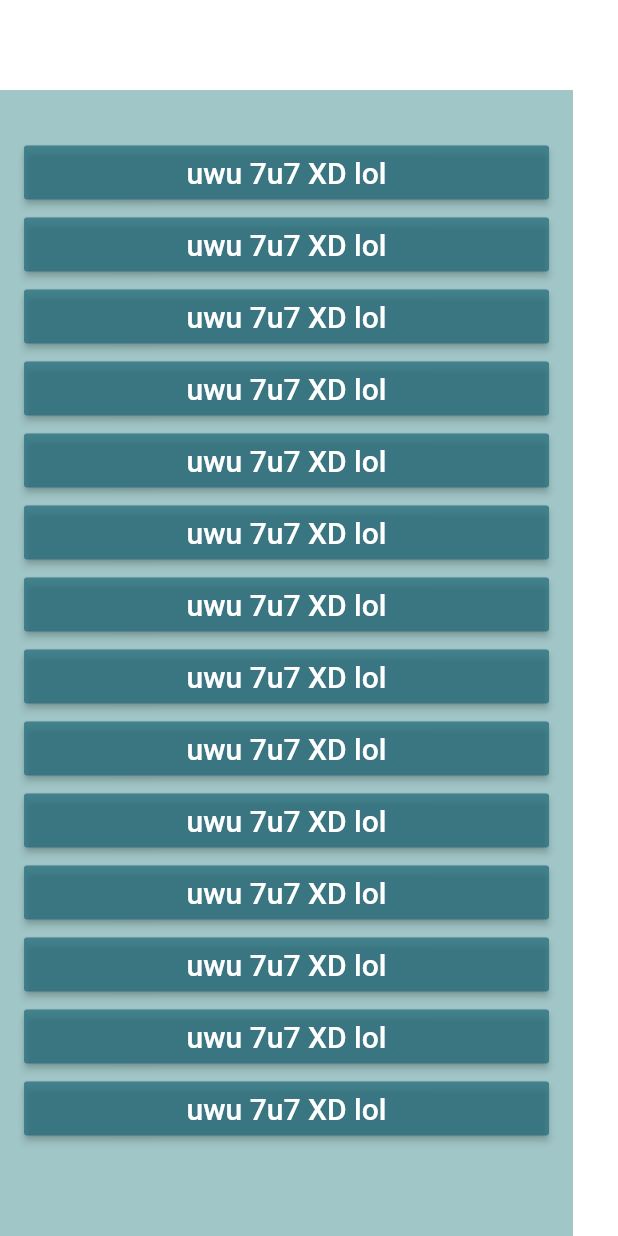
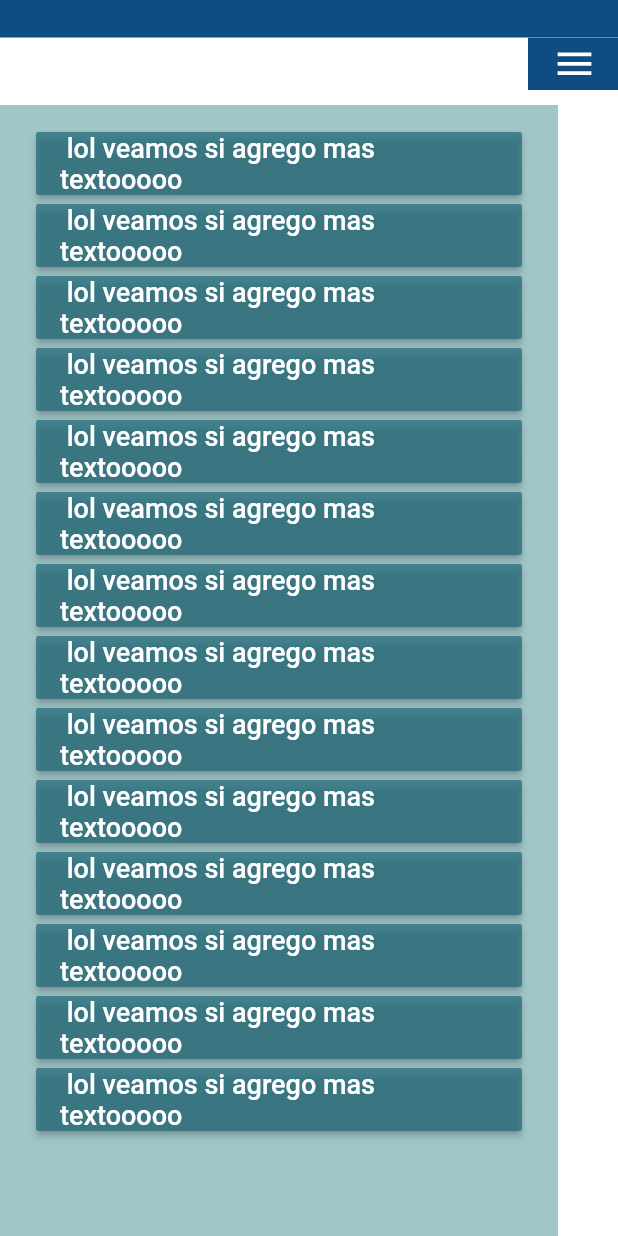
Before and after one commit to IsmaDavidAA/fluttersbaby, a Flutter app: the screen it shows after launch, on a phone screen of 412 x 824 dp. Run offline on Flutter 3.47's test engine with Material 2 defaults, Android fonts, the phone set to English and light mode, and no system bars; our stand-ins replace bloc, flutter_bloc, rxdart, sqflite; accounts and stored records are empty.

Commit message:
agregando el sidebar, las pages adicionales en blanco y navigation

```diff
--- a/lib/main.dart
+++ b/lib/main.dart
@@ -1,11 +1,39 @@
 import 'package:flutter/material.dart';
 import 'package:fluttersbaby/src/Widget_Elements/Box_List_date.dart';
-import 'package:fluttersbaby/src/Widget_Elements/prueba.dart';
+//import 'package:fluttersbaby/src/Widget_Elements/prueba.dart';
+import 'package:fluttersbaby/src/Widget_Elements/prueba_de_menu.dart';
 import 'package:fluttersbaby/src/pages/home_page.dart';
-
+import 'package:fluttersbaby/src/sidebar/sidebar_layout.dart';
 void main() => runApp(MyApp());
 
 class MyApp extends StatelessWidget {
+  @override
+  Widget build(BuildContext context) {
+    return MaterialApp(
+      debugShowCheckedModeBanner: false,
+      theme: ThemeData(
+          scaffoldBackgroundColor: Colors.white,
+          primaryColor: Colors.white
+      ),
+      home: SideBarLayout(),
+    );
+  }
+
+
+/*
+  //1
+  @override
+  Widget build(BuildContext context) {
+
+    return MaterialApp(
+      title: 'demo',
+      theme: ThemeData(
+        primarySwatch: Colors.blue,
+      ),
+      home: MenuDashboardPage(),
+    );
+  }
+  //2
   @override
   Widget build(BuildContext context) {
     return MaterialApp(
@@ -25,5 +53,6 @@ class MyApp extends StatelessWidget {
           ),
         ),
     );
-  }
+  }*/
+
 }
--- a/lib/src/Widget_Elements/prueba.dart
+++ /dev/null
@@ -1,55 +0,0 @@
-import 'package:flutter/material.dart';
-
-class ListBox extends State<Boxes> {
-  final _suggestions = <Box>[];
-  @override
-  Widget build(BuildContext context) {
-    return Container(
-      padding: const EdgeInsets.only(right: 30.0,top: 60.0),
-      child:Container(
-        padding: const EdgeInsets.only(right: 0.0,top: 15.0),
-        color: Color.fromARGB(150,95,158,160),
-        child: _buildSuggestions(),
-      )
-    );
-  }
-  Widget _buildSuggestions() {
-    return ListView.builder(
-        padding: const EdgeInsets.all(16.0),
-        itemBuilder: (context, i) {
-          if(i < 14) {
-            _suggestions.add(Box());
-            return Box();
-          }else return null;
-
-        });
-  }
-}
-class Boxes extends StatefulWidget {
-  @override
-  ListBox createState() => ListBox();
-}
-
-class Box extends StatefulWidget{
-  @override
-  BoxWitget createState() {
-    return BoxWitget();
-  }
-}
-class BoxWitget extends State<Box>{
-  String date;
-  @override
-  Widget build(BuildContext context) {
-    date = "lol";
-    return RaisedButton(
-        onPressed: () {},
-        color: Color.fromARGB(190, 37, 109, 123),
-        child: Text(
-            'uwu 7u7 XD $date',
-            style: TextStyle(fontSize: 20,
-                      color: Colors.white
-                    )
-        ),
-    );
-  }
-}
--- /dev/null
+++ b/lib/src/bloc.navigation_bloc/navigation_bloc.dart
@@ -0,0 +1,33 @@
+import 'package:bloc/bloc.dart';
+import 'package:fluttersbaby/src/pages/List_Employees_page.dart';
+import 'package:fluttersbaby/src/pages/List_Proyects_page.dart';
+import 'package:fluttersbaby/src/pages/home_page.dart';
+
+
+enum NavigationEvents {
+  HomePageClickedEvent,
+  MyAccountClickedEvent,
+  MyOrdersClickedEvent,
+}
+
+abstract class NavigationStates {}
+
+class NavigationBloc extends Bloc<NavigationEvents, NavigationStates> {
+  @override
+  NavigationStates get initialState => Boxes();
+
+  @override
+  Stream<NavigationStates> mapEventToState(NavigationEvents event) async* {
+    switch (event) {
+      case NavigationEvents.HomePageClickedEvent:
+        yield Boxes();
+        break;
+      case NavigationEvents.MyAccountClickedEvent:
+        yield Employees();
+        break;
+      case NavigationEvents.MyOrdersClickedEvent:
+        yield Projects();
+        break;
+    }
+  }
+}
--- a/lib/src/pages/home_page.dart
+++ b/lib/src/pages/home_page.dart
@@ -1,13 +1,59 @@
+import 'package:flutter/material.dart';
+import '../bloc.navigation_bloc/navigation_bloc.dart';
 
-import 'package:flutter/material.dart';
-
-class HomePage extends StatelessWidget{
+class ListBox extends State<Boxes> {
+  final _suggestions = <Box>[];
   @override
   Widget build(BuildContext context) {
-    return Scaffold(
-      body: Center(
-        child: Text('hola home page!'),
-      )
+    return Container(
+        padding: const EdgeInsets.only(right: 40.0,top: 70.0),
+        child:Container(
+          padding: const EdgeInsets.only(right: 0.0,top: 15.0),
+          color: Color.fromARGB(150,95,158,160),
+          child: _buildSuggestions(),
+        )
+    );
+  }
+  Widget _buildSuggestions() {
+    return ListView.builder(
+        padding: const EdgeInsets.only(right: 24, left: 24,top: 0,bottom: 0),
+        itemBuilder: (context, i) {
+          SizedBox(
+            height: 100,
+          );
+          if(i < 14) {
+            _suggestions.add(Box());
+            return Box();
+          }else return null;
+        }
     );
   }
 }
+class Boxes extends StatefulWidget with NavigationStates{
+  @override
+  ListBox createState() => ListBox();
+}
+
+class Box extends StatefulWidget{
+  @override
+  BoxWitget createState() {
+    return BoxWitget();
+  }
+}
+class BoxWitget extends State<Box>{
+  String date;
+  @override
+  Widget build(BuildContext context) {
+    date = "lol";
+    return RaisedButton(
+      onPressed: () {},
+      color: Color.fromARGB(190, 37, 109, 123),
+      child: Text(
+          ' $date veamos si agrego mas textooooo',
+          style: TextStyle(fontSize: 18,
+              color: Colors.white
+          ),
+      ),
+    );
+  }
+}
--- /dev/null
+++ b/lib/src/sidebar/sidebar.dart
@@ -0,0 +1,138 @@
+import 'dart:async';
+
+import 'package:flutter/material.dart';
+import 'package:flutter_bloc/flutter_bloc.dart';
+import 'package:rxdart/rxdart.dart';
+
+import '../bloc.navigation_bloc/navigation_bloc.dart';
+import '../sidebar/menu_item.dart';
+
+class SideBar extends StatefulWidget {
+  @override
+  _SideBarState createState() => _SideBarState();
+}
+
+class _SideBarState extends State<SideBar> with SingleTickerProviderStateMixin<SideBar> {
+  AnimationController _animationController;
+  StreamController<bool> isSidebarOpenedStreamController;
+  Stream<bool> isSidebarOpenedStream;
+  StreamSink<bool> isSidebarOpenedSink;
+  final _animationDuration = const Duration(milliseconds: 500);
+
+  @override
+  void initState() {
+    super.initState();
+    _animationController = AnimationController(vsync: this, duration: _animationDuration);
+    isSidebarOpenedStreamController = PublishSubject<bool>();
+    isSidebarOpenedStream = isSidebarOpenedStreamController.stream;
+    isSidebarOpenedSink = isSidebarOpenedStreamController.sink;
+  }
+
+  @override
+  void dispose() {
+    _animationController.dispose();
+    isSidebarOpenedStreamController.close();
+    isSidebarOpenedSink.close();
+    super.dispose();
+  }
+
+  void onIconPressed() {
+    final animationStatus = _animationController.status;
+    final isAnimationCompleted = animationStatus == AnimationStatus.completed;
+
+    if (isAnimationCompleted) {
+      isSidebarOpenedSink.add(false);
+      _animationController.reverse();
+    } else {
+      isSidebarOpenedSink.add(true);
+      _animationController.forward();
+    }
+  }
+
+  @override
+  Widget build(BuildContext context) {
+    final screenHeight = MediaQuery.of(context).size.height;
+    return StreamBuilder<bool>(
+      initialData: false,
+      stream: isSidebarOpenedStream,
+      builder: (context, isSideBarOpenedAsync) {
+        return AnimatedPositioned(
+          duration: _animationDuration,
+          top: isSideBarOpenedAsync.data ? 0 : -screenHeight,
+          bottom: isSideBarOpenedAsync.data ? 280 : screenHeight - 60,
+          left: 0,
+          right: 0,
+          child: Column(
+            children: <Widget>[
+              Expanded(
+                child: Container(
+                  padding: const EdgeInsets.symmetric(horizontal: 20, vertical: 20),
+                  color: Color(0xFF0f4c81),
+                  child: Column(
+                    children: <Widget>[
+                      MenuItem(
+                        icon: Icons.home,
+                        title: "Home",
+                        onTap: () {
+                          onIconPressed();
+                          BlocProvider.of<NavigationBloc>(context).add(NavigationEvents.HomePageClickedEvent);
+                        },
+                      ),
+                      MenuItem(
+                        icon: Icons.person,
+                        title: "My Employees",
+                        onTap: () {
+                          onIconPressed();
+                          BlocProvider.of<NavigationBloc>(context).add(NavigationEvents.MyAccountClickedEvent);
+                        },
+                      ),
+                      MenuItem(
+                        icon: Icons.work,
+                        title: "My Projects",
+                        onTap: () {
+                          onIconPressed();
+                          BlocProvider.of<NavigationBloc>(context).add(NavigationEvents.MyOrdersClickedEvent);
+                        },
+                      ),
+                      MenuItem(
+                        icon: Icons.calendar_today,
+                        title: "Calendario XD",
+                        onTap: () {
+                          onIconPressed();
+                          BlocProvider.of<NavigationBloc>(context).add(NavigationEvents.MyOrdersClickedEvent);
+                        },
+                      ),
+                    ],
+                  ),
+                ),
+              ),
+              Align(
+                alignment: Alignment(1, 0),
+                child: GestureDetector(
+                  onTap: () {
+                    onIconPressed();
+                  },
+                  child: ClipPath(
+                    child: Container(
+                      padding: const EdgeInsets.symmetric(horizontal: 16),
+                      width: 60,
+                      height: 35,
+                      color: const Color(0xFF0f4c81),
+                      alignment: Alignment.centerLeft,
+                      child: AnimatedIcon(
+                        progress: _animationController.view,
+                        icon: AnimatedIcons.menu_close,
+                        color: Colors.white,
+                        size: 30,
+                      ),
+                    ),
+                  ),
+                ),
+              ),
+            ],
+          ),
+        );
+      },
+    );
+  }
+}
--- /dev/null
+++ b/lib/src/sidebar/sidebar_layout.dart
@@ -0,0 +1,26 @@
+import 'package:flutter/material.dart';
+import 'package:flutter_bloc/flutter_bloc.dart';
+
+import '../bloc.navigation_bloc/navigation_bloc.dart';
+import 'sidebar.dart';
+
+class SideBarLayout extends StatelessWidget {
+  @override
+  Widget build(BuildContext context) {
+    return Scaffold(
+      body: BlocProvider<NavigationBloc>(
+        create: (context) => NavigationBloc(),
+        child: Stack(
+          children: <Widget>[
+            BlocBuilder<NavigationBloc, NavigationStates>(
+              builder: (context, navigationState) {
+                return navigationState as Widget;
+              },
+            ),
+            SideBar(),
+          ],
+        ),
+      ),
+    );
+  }
+}
--- a/pubspec.yaml
+++ b/pubspec.yaml
@@ -25,6 +25,7 @@ dependencies:
   cupertino_icons: ^0.1.2
   sqflite: ^1.2.0
   path_provider: ^1.5.1
+  flutter_bloc: ^2.1.1
 dev_dependencies:
   flutter_test:
     sdk: flutter
```
Also changed, not shown: lib/src/Widget_Elements/Box_List_date.dart (+16 -11 lines), lib/src/Widget_Elements/prueba_de_menu.dart (added, +147 -0 lines), lib/src/pages/List_Employees_page.dart (+15 -0 lines), lib/src/pages/List_Proyects_page.dart (+15 -0 lines), lib/src/sidebar/menu_item.dart (added, +35 -0 lines), lib/src/Images/views_patito.png (added), pubspec.lock.
